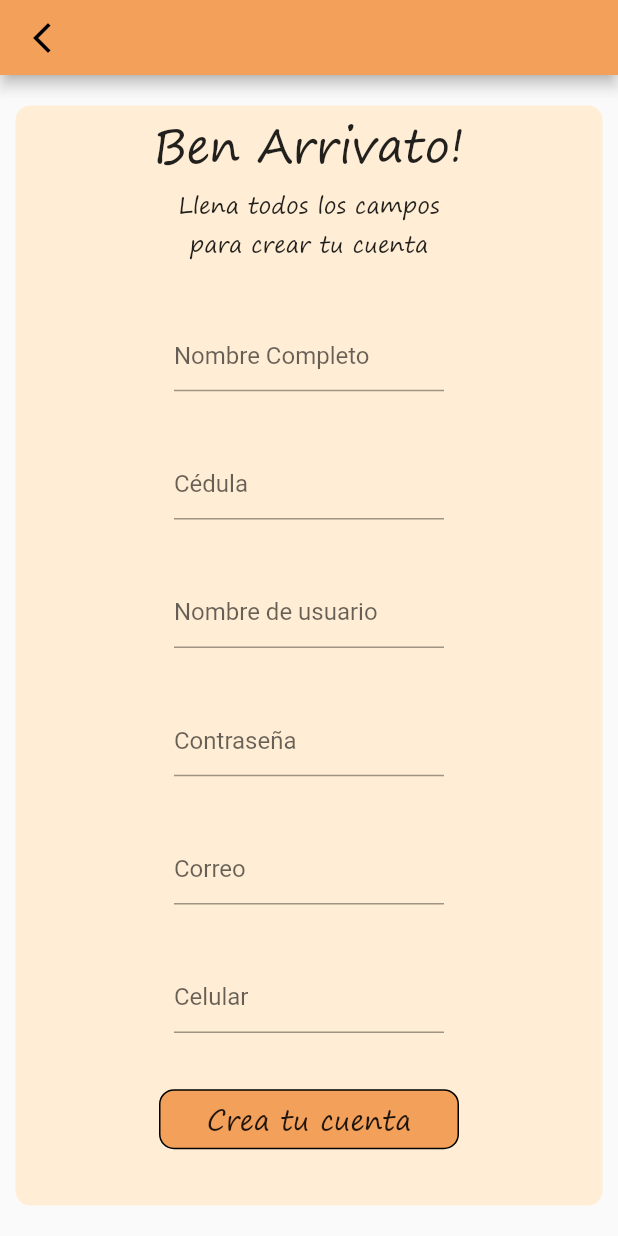
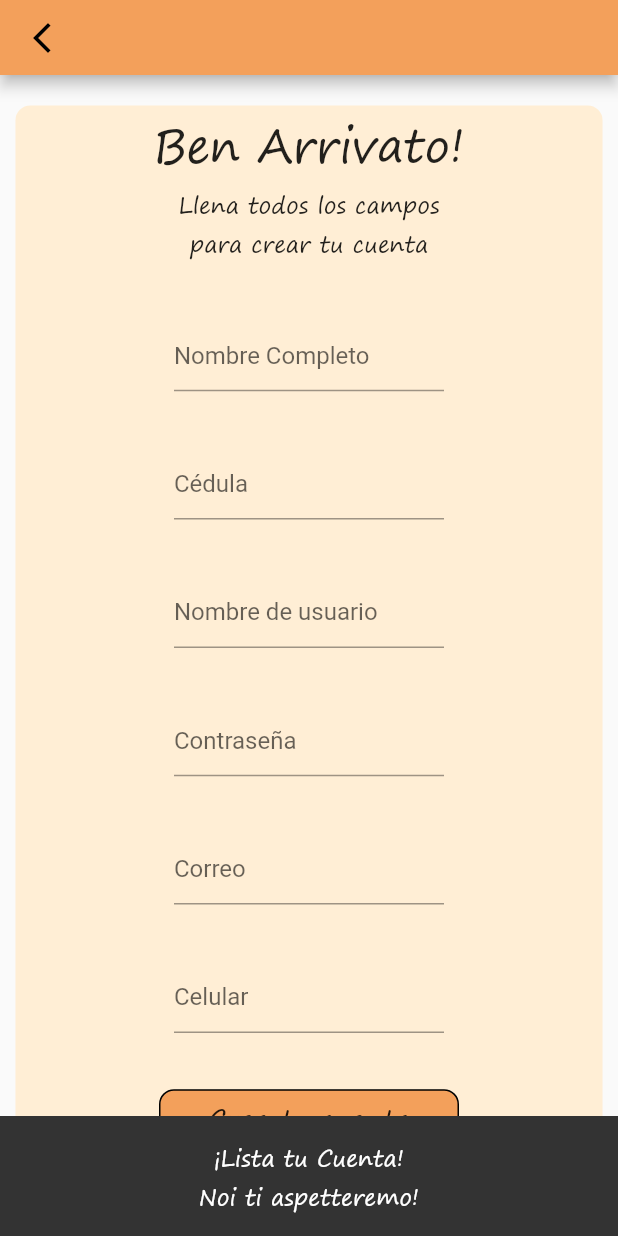
Before and after one commit to alejolondonm/AppFlutterRestaurante, a Flutter app: the SignUpPage screen opened directly, after a tap on "Crea tu cuenta", on a phone screen of 412 x 824 dp. Run offline on Flutter 3.47's test engine with Material 2 defaults, Android fonts, the phone set to English and light mode, and no system bars.

Commit message:
Version 3

```diff
--- a/forchetta/lib/vistas/signUpPage.dart
+++ b/forchetta/lib/vistas/signUpPage.dart
@@ -82,8 +82,15 @@ class SignUpPage extends StatelessWidget {
                 ),
               ),
               Spacer(flex: 1),
-              largeButton(() {}, Color(0xFFF3A05B), "Crea tu cuenta",
-                  'Seriously', 18, 200, 40),
+              largeButton(() {
+                ScaffoldMessenger.of(context).showSnackBar(SnackBar(
+                  content: subTitleText(
+                      '¡Lista tu Cuenta!\nNoi ti aspetteremo!',
+                      'Seriously',
+                      15),
+                  duration: Duration(seconds: 3),
+                ));
+              }, Color(0xFFF3A05B), "Crea tu cuenta", 'Seriously', 18, 200, 40),
               Spacer(flex: 1),
             ],
           ),
```
